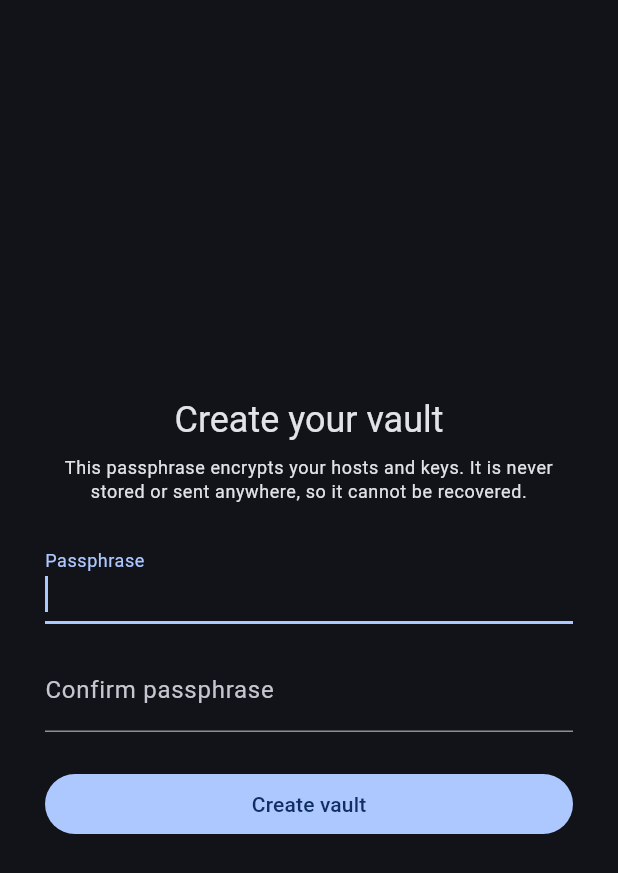
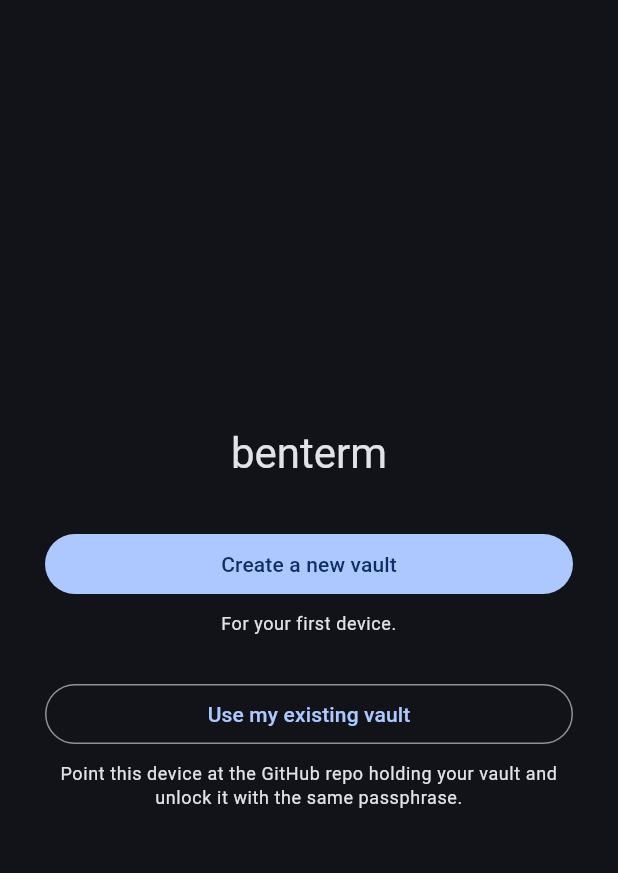
Before and after one commit to Brich96/benterm, a Flutter app: the screen it shows after launch, on a phone screen of 412 x 824 dp. Shown: the top 873 px of the screen. Run offline on Flutter 3.47's test engine with Material 3 defaults, Android fonts, the phone set to English and light mode, and no system bars; our stand-ins replace flutter_secure_storage; missing offline and left inert: cryptography, dartssh2, xterm.

Commit message:
Let a second device join an existing vault
First run went straight to "create a vault", so a second device made its
own empty vault instead of picking up the one already on GitHub. The app
cannot detect that vault by itself: the repo and token live in the
device's keychain, which is empty until someone says where to look. So
first run now offers the choice.

Choosing "use my existing vault" asks for the repo, fetches the blob and
decrypts it with the same passphrase, adopting the remote sha so the
device is immediately in step rather than starting out in conflict.

Co-Authored-By: Claude Opus 5 <noreply@anthropic.com>
Claude-Session: https://claude.ai/code/session_01LkuifsKBBS1DSoa5EwCihq

```diff
--- a/lib/ui/app.dart
+++ b/lib/ui/app.dart
@@ -5,6 +5,7 @@ import 'package:benterm/vault/secret_store.dart';
 import 'package:benterm/vault/vault_blob_store.dart';
 import 'package:benterm/vault/vault_service.dart';
 import 'package:benterm/ui/unlock_screen.dart';
+import 'package:benterm/ui/welcome_screen.dart';
 
 class BentermApp extends StatefulWidget {
   const BentermApp({super.key, this.blobStore, this.secretStore});
@@ -53,11 +54,18 @@ class _BentermAppState extends State<BentermApp> {
             );
           }
 
-          return UnlockScreen(
-            service: _service,
-            settings: VaultSyncSettings(_secretStore),
-            hasExistingVault: snapshot.data!,
-          );
+          final settings = VaultSyncSettings(_secretStore);
+
+          // With a vault on this device, go straight to the passphrase.
+          // Without one, the device might still be joining an existing
+          // vault on GitHub, which only the user can tell us.
+          return snapshot.data!
+              ? UnlockScreen(
+                  service: _service,
+                  settings: settings,
+                  mode: VaultEntryMode.unlock,
+                )
+              : WelcomeScreen(service: _service, settings: settings);
         },
       ),
     );
--- a/lib/ui/unlock_screen.dart
+++ b/lib/ui/unlock_screen.dart
@@ -1,25 +1,38 @@
 import 'package:flutter/material.dart';
 
+import 'package:benterm/vault/github_vault_store.dart';
 import 'package:benterm/vault/secret_store.dart';
 import 'package:benterm/vault/vault_crypto.dart';
 import 'package:benterm/vault/vault_service.dart';
 import 'package:benterm/ui/host_list_screen.dart';
 
-/// Passphrase gate. On a device with no vault yet this creates one; on a
-/// device that already has a vault it unlocks it.
+enum VaultEntryMode {
+  /// No vault anywhere yet: pick a passphrase and confirm it.
+  create,
+
+  /// This device already holds an encrypted vault.
+  unlock,
+
+  /// A vault exists on GitHub and this device is joining it.
+  restore,
+}
+
+/// Passphrase gate for all three ways into the vault.
 class UnlockScreen extends StatefulWidget {
   const UnlockScreen({
     super.key,
     required this.service,
     required this.settings,
-    required this.hasExistingVault,
+    required this.mode,
+    this.restoreFrom,
   });
 
   final VaultService service;
   final VaultSyncSettings settings;
+  final VaultEntryMode mode;
 
-  /// Whether an encrypted vault is already stored on this device.
-  final bool hasExistingVault;
+  /// Where to pull the vault from, for [VaultEntryMode.restore].
+  final GithubVaultLocation? restoreFrom;
 
   @override
   State<UnlockScreen> createState() => _UnlockScreenState();
@@ -33,7 +46,7 @@ class _UnlockScreenState extends State<UnlockScreen> {
   String? _error;
   var _busy = false;
 
-  bool get _creating => !widget.hasExistingVault;
+  bool get _creating => widget.mode == VaultEntryMode.create;
 
   @override
   void dispose() {
@@ -51,7 +64,15 @@ class _UnlockScreenState extends State<UnlockScreen> {
     });
 
     try {
-      await widget.service.unlock(_passphrase.text);
+      if (widget.mode == VaultEntryMode.restore) {
+        await widget.service.restoreFromRemote(
+          widget.restoreFrom!,
+          _passphrase.text,
+        );
+      } else {
+        await widget.service.unlock(_passphrase.text);
+      }
+
       if (!mounted) return;
       await Navigator.of(context).pushReplacement(
         MaterialPageRoute<void>(
@@ -62,17 +83,49 @@ class _UnlockScreenState extends State<UnlockScreen> {
         ),
       );
     } on WrongVaultPassphrase {
-      setState(() => _error = 'Wrong passphrase');
+      setState(() => _error = 'Wrong passphrase for that vault');
     } on UnreadableVault catch (error) {
       setState(() => _error = error.reason);
+    } on NoRemoteVault {
+      setState(
+        () => _error = 'No vault found in that repository. Check the repo '
+            'and file path, or create a new vault instead.',
+      );
+    } on GithubVaultError catch (error) {
+      setState(() => _error = 'GitHub: ${error.message}');
     } finally {
       if (mounted) setState(() => _busy = false);
     }
   }
 
+  String get _title => switch (widget.mode) {
+    VaultEntryMode.create => 'Create your vault',
+    VaultEntryMode.unlock => 'Unlock benterm',
+    VaultEntryMode.restore => 'Unlock your existing vault',
+  };
+
+  String get _blurb => switch (widget.mode) {
+    VaultEntryMode.create =>
+      'This passphrase encrypts your hosts and keys. It is never stored or '
+          'sent anywhere, so it cannot be recovered.',
+    VaultEntryMode.unlock => 'Enter your vault passphrase.',
+    VaultEntryMode.restore =>
+      'Enter the same passphrase you used on your other device. It decrypts '
+          'the vault locally; nothing checks it against a server.',
+  };
+
+  String get _action => switch (widget.mode) {
+    VaultEntryMode.create => 'Create vault',
+    VaultEntryMode.unlock => 'Unlock',
+    VaultEntryMode.restore => 'Unlock and sync',
+  };
+
   @override
   Widget build(BuildContext context) {
     return Scaffold(
+      appBar: widget.mode == VaultEntryMode.unlock
+          ? null
+          : AppBar(toolbarHeight: 40),
       body: Center(
         child: ConstrainedBox(
           constraints: const BoxConstraints(maxWidth: 400),
@@ -83,17 +136,13 @@ class _UnlockScreenState extends State<UnlockScreen> {
               padding: const EdgeInsets.all(24),
               children: [
                 Text(
-                  _creating ? 'Create your vault' : 'Unlock benterm',
+                  _title,
                   style: Theme.of(context).textTheme.headlineSmall,
                   textAlign: TextAlign.center,
                 ),
                 const SizedBox(height: 8),
                 Text(
-                  _creating
-                      ? 'This passphrase encrypts your hosts and keys. It is '
-                            'never stored or sent anywhere, so it cannot be '
-                            'recovered.'
-                      : 'Enter your vault passphrase.',
+                  _blurb,
                   style: Theme.of(context).textTheme.bodySmall,
                   textAlign: TextAlign.center,
                 ),
@@ -139,7 +188,12 @@ class _UnlockScreenState extends State<UnlockScreen> {
                 const SizedBox(height: 24),
                 FilledButton(
                   onPressed: _busy ? null : _submit,
-                  child: Text(_creating ? 'Create vault' : 'Unlock'),
+                  child: _busy
+                      ? const SizedBox.square(
+                          dimension: 18,
+                          child: CircularProgressIndicator(strokeWidth: 2),
+                        )
+                      : Text(_action),
                 ),
               ],
             ),
--- /dev/null
+++ b/lib/ui/welcome_screen.dart
@@ -0,0 +1,99 @@
+import 'package:flutter/material.dart';
+
+import 'package:benterm/vault/github_vault_store.dart';
+import 'package:benterm/vault/secret_store.dart';
+import 'package:benterm/vault/vault_service.dart';
+import 'package:benterm/ui/sync_settings_screen.dart';
+import 'package:benterm/ui/unlock_screen.dart';
+
+/// First run on a device with no vault: start a new one, or join the vault
+/// already sitting in GitHub.
+///
+/// The app cannot detect an existing vault on its own — the repository and
+/// token live in this device's keychain, which is empty until told where to
+/// look — so the choice has to be offered.
+class WelcomeScreen extends StatelessWidget {
+  const WelcomeScreen({
+    super.key,
+    required this.service,
+    required this.settings,
+  });
+
+  final VaultService service;
+  final VaultSyncSettings settings;
+
+  Future<void> _createNew(BuildContext context) async {
+    await Navigator.of(context).push(
+      MaterialPageRoute<void>(
+        builder: (_) => UnlockScreen(
+          service: service,
+          settings: settings,
+          mode: VaultEntryMode.create,
+        ),
+      ),
+    );
+  }
+
+  Future<void> _restoreExisting(BuildContext context) async {
+    final location = await Navigator.of(context).push<GithubVaultLocation>(
+      MaterialPageRoute(builder: (_) => SyncSettingsScreen(settings: settings)),
+    );
+    if (location == null || !context.mounted) return;
+
+    await Navigator.of(context).push(
+      MaterialPageRoute<void>(
+        builder: (_) => UnlockScreen(
+          service: service,
+          settings: settings,
+          mode: VaultEntryMode.restore,
+          restoreFrom: location,
+        ),
+      ),
+    );
+  }
+
+  @override
+  Widget build(BuildContext context) {
+    return Scaffold(
+      body: Center(
+        child: ConstrainedBox(
+          constraints: const BoxConstraints(maxWidth: 400),
+          child: ListView(
+            shrinkWrap: true,
+            padding: const EdgeInsets.all(24),
+            children: [
+              Text(
+                'benterm',
+                style: Theme.of(context).textTheme.headlineMedium,
+                textAlign: TextAlign.center,
+              ),
+              const SizedBox(height: 32),
+              FilledButton(
+                onPressed: () => _createNew(context),
+                child: const Text('Create a new vault'),
+              ),
+              const SizedBox(height: 8),
+              Text(
+                'For your first device.',
+                style: Theme.of(context).textTheme.bodySmall,
+                textAlign: TextAlign.center,
+              ),
+              const SizedBox(height: 28),
+              OutlinedButton(
+                onPressed: () => _restoreExisting(context),
+                child: const Text('Use my existing vault'),
+              ),
+              const SizedBox(height: 8),
+              Text(
+                'Point this device at the GitHub repo holding your vault and '
+                'unlock it with the same passphrase.',
+                style: Theme.of(context).textTheme.bodySmall,
+                textAlign: TextAlign.center,
+              ),
+            ],
+          ),
+        ),
+      ),
+    );
+  }
+}
--- a/lib/vault/vault_service.dart
+++ b/lib/vault/vault_service.dart
@@ -10,6 +10,14 @@ class VaultLocked implements Exception {
 
   @override
   String toString() => 'The vault is locked';
+}
+
+/// Raised when GitHub has no vault at the configured path.
+class NoRemoteVault implements Exception {
+  const NoRemoteVault();
+
+  @override
+  String toString() => 'No vault found in that repository';
 }
 
 /// What a [VaultService.sync] call actually did.
@@ -84,6 +92,35 @@ class VaultService {
     _vault = decrypted;
     _baseSha = await _blobStore.readSha();
     return decrypted;
+  }
+
+  /// Adopts the vault already on GitHub, for a device that has none.
+  ///
+  /// This is how a second device joins: the passphrase is not checked
+  /// against any server, it simply has to be the one the blob was
+  /// encrypted with.
+  ///
+  /// Throws [NoRemoteVault] if the repository has no vault yet, or
+  /// [WrongVaultPassphrase] if the passphrase does not match.
+  Future<Vault> restoreFromRemote(
+    GithubVaultLocation location,
+    String passphrase,
+  ) async {
+    final remote = _remote;
+    if (remote == null) throw StateError('No GitHub location configured');
+
+    final current = await remote.fetch(location);
+    if (current == null) throw const NoRemoteVault();
+
+    final restored = await _crypto.decrypt(current.contents, passphrase);
+
+    _passphrase = passphrase;
+    _vault = restored;
+    _baseSha = current.sha;
+    _dirty = false;
+    await _blobStore.writeBlob(current.contents);
+    await _blobStore.writeSha(current.sha);
+    return restored;
   }
 
   void lock() {
```
Also changed, not shown: 2 other files.
